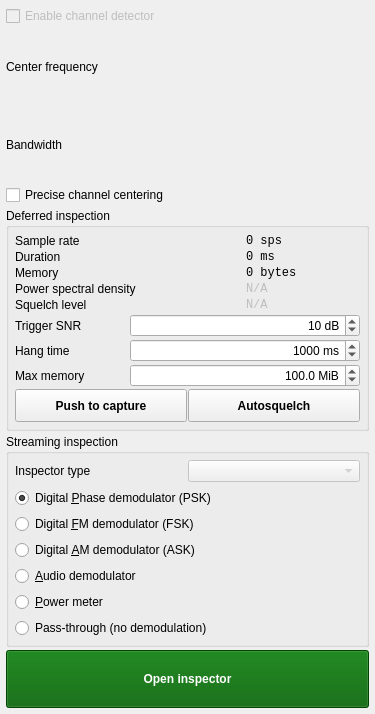
First picture: the form in Default/Inspection/InspToolWidget.ui, repository BatchDrake/SigDigger, before the edit.
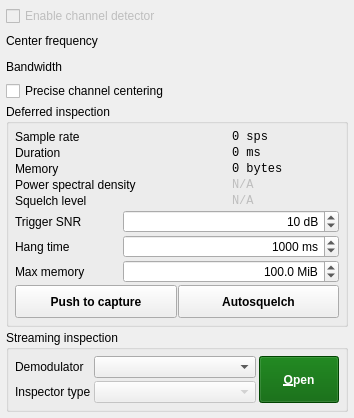
Second picture: the form after the edit. Custom widgets are drawn as their Qt base class.

What changed in the file:
```diff
--- a/Default/Inspection/InspToolWidget.ui
+++ b/Default/Inspection/InspToolWidget.ui
@@ -6,8 +6,8 @@
    <rect>
     <x>0</x>
     <y>0</y>
-    <width>375</width>
-    <height>714</height>
+    <width>354</width>
+    <height>418</height>
    </rect>
   </property>
   <property name="windowTitle">
@@ -29,13 +29,6 @@
    <property name="spacing">
     <number>3</number>
    </property>
-   <item row="3" column="0" colspan="2">
-    <widget class="QCheckBox" name="preciseCheck">
-     <property name="text">
-      <string>Precise channel centering</string>
-     </property>
-    </widget>
-   </item>
    <item row="2" column="0">
     <widget class="QLabel" name="label_18">
      <property name="text">
@@ -43,44 +36,14 @@
      </property>
     </widget>
    </item>
-   <item row="2" column="1">
-    <widget class="FrequencySpinBox" name="bandwidthSpin"/>
-   </item>
-   <item row="6" column="0" colspan="2">
-    <widget class="QPushButton" name="openInspectorButton">
-     <property name="styleSheet">
-      <string notr="true">background-color: #005f00;
-color: white;
-height: 50px;
-font-weight: bold;</string>
-     </property>
-     <property name="text">
-      <string>Open inspector</string>
-     </property>
-    </widget>
-   </item>
-   <item row="1" column="1">
-    <widget class="FrequencySpinBox" name="frequencySpinBox"/>
-   </item>
-   <item row="0" column="0" colspan="2">
-    <widget class="QCheckBox" name="checkBox_5">
-     <property name="enabled">
-      <bool>false</bool>
-     </property>
-     <property name="text">
-      <string>Enable channel detector</string>
-     </property>
-    </widget>
-   </item>
-   <item row="1" column="0">
-    <widget class="QLabel" name="label_21">
-     <property name="text">
-      <string>Center frequency</string>
-     </property>
-    </widget>
-   </item>
    <item row="5" column="0" colspan="2">
     <widget class="QGroupBox" name="groupBox_2">
+     <property name="sizePolicy">
+      <sizepolicy hsizetype="Preferred" vsizetype="Minimum">
+       <horstretch>0</horstretch>
+       <verstretch>0</verstretch>
+      </sizepolicy>
+     </property>
      <property name="title">
       <string>Streaming inspection</string>
      </property>
@@ -97,13 +60,34 @@
       <property name="bottomMargin">
        <number>6</number>
       </property>
-      <property name="horizontalSpacing">
-       <number>1</number>
+      <property name="spacing">
+       <number>3</number>
       </property>
-      <property name="verticalSpacing">
-       <number>6</number>
-      </property>
+      <item row="0" column="0">
+       <widget class="QLabel" name="label">
+        <property name="text">
+         <string>Demodulator</string>
+        </property>
+       </widget>
+      </item>
       <item row="0" column="1">
+       <widget class="QComboBox" name="demodCombo">
+        <property name="sizePolicy">
+         <sizepolicy hsizetype="Expanding" vsizetype="Fixed">
+          <horstretch>0</horstretch>
+          <verstretch>0</verstretch>
+         </sizepolicy>
+        </property>
+       </widget>
+      </item>
+      <item row="1" column="0">
+       <widget class="QLabel" name="label_10">
+        <property name="text">
+         <string>Inspector type</string>
+        </property>
+       </widget>
+      </item>
+      <item row="1" column="1">
        <widget class="QComboBox" name="inspectorCombo">
         <property name="enabled">
          <bool>false</bool>
@@ -116,79 +100,69 @@
         </property>
        </widget>
       </item>
-      <item row="8" column="0" colspan="2">
-       <widget class="QRadioButton" name="rawRadio">
-        <property name="text">
-         <string>Pass-through (no demodulation)</string>
+      <item row="0" column="2" rowspan="2">
+       <widget class="QPushButton" name="openInspectorButton">
+        <property name="sizePolicy">
+         <sizepolicy hsizetype="Preferred" vsizetype="Preferred">
+          <horstretch>0</horstretch>
+          <verstretch>0</verstretch>
+         </sizepolicy>
         </property>
-        <attribute name="buttonGroup">
-         <string notr="true">buttonGroup</string>
-        </attribute>
-       </widget>
-      </item>
-      <item row="2" column="0" colspan="2">
-       <widget class="QRadioButton" name="pskRadio">
-        <property name="text">
-         <string>Digital &amp;Phase demodulator (PSK)</string>
+        <property name="minimumSize">
+         <size>
+          <width>0</width>
+          <height>0</height>
+         </size>
         </property>
-        <property name="checked">
-         <bool>true</bool>
+        <property name="font">
+         <font>
+          <bold>true</bold>
+          <kerning>true</kerning>
+         </font>
         </property>
-        <attribute name="buttonGroup">
-         <string notr="true">buttonGroup</string>
-        </attribute>
-       </widget>
-      </item>
-      <item row="6" column="0">
-       <widget class="QRadioButton" name="audioRadio">
-        <property name="text">
-         <string>&amp;Audio demodulator</string>
+        <property name="styleSheet">
+         <string notr="true">background-color: #005f00;
+color: white;
+font-weight: bold;</string>
         </property>
-        <attribute name="buttonGroup">
-         <string notr="true">buttonGroup</string>
-        </attribute>
-       </widget>
-      </item>
-      <item row="3" column="0" colspan="2">
-       <widget class="QRadioButton" name="fskRadio">
         <property name="text">
-         <string>Digital &amp;FM demodulator (FSK)</string>
+         <string>&amp;Open</string>
         </property>
-        <attribute name="buttonGroup">
-         <string notr="true">buttonGroup</string>
-        </attribute>
-       </widget>
-      </item>
-      <item row="0" column="0">
-       <widget class="QLabel" name="label_10">
-        <property name="text">
-         <string>Inspector type</string>
-        </property>
-       </widget>
-      </item>
-      <item row="4" column="0" colspan="2">
-       <widget class="QRadioButton" name="askRadio">
-        <property name="text">
-         <string>Digital &amp;AM demodulator (ASK)</string>
-        </property>
-        <attribute name="buttonGroup">
-         <string notr="true">buttonGroup</string>
-        </attribute>
-       </widget>
-      </item>
-      <item row="7" column="0">
-       <widget class="QRadioButton" name="powerRadio">
-        <property name="text">
-         <string>&amp;Power meter</string>
-        </property>
-        <attribute name="buttonGroup">
-         <string notr="true">buttonGroup</string>
-        </attribute>
        </widget>
       </item>
      </layout>
     </widget>
    </item>
+   <item row="0" column="0" colspan="2">
+    <widget class="QCheckBox" name="checkBox_5">
+     <property name="enabled">
+      <bool>false</bool>
+     </property>
+     <property name="text">
+      <string>Enable channel detector</string>
+     </property>
+    </widget>
+   </item>
+   <item row="1" column="0">
+    <widget class="QLabel" name="label_21">
+     <property name="text">
+      <string>Center frequency</string>
+     </property>
+    </widget>
+   </item>
+   <item row="1" column="1">
+    <widget class="FrequencySpinBox" name="frequencySpinBox"/>
+   </item>
+   <item row="2" column="1">
+    <widget class="FrequencySpinBox" name="bandwidthSpin"/>
+   </item>
+   <item row="3" column="0" colspan="2">
+    <widget class="QCheckBox" name="preciseCheck">
+     <property name="text">
+      <string>Precise channel centering</string>
+     </property>
+    </widget>
+   </item>
    <item row="4" column="0" colspan="2">
     <widget class="QGroupBox" name="groupBox">
      <property name="title">
```
